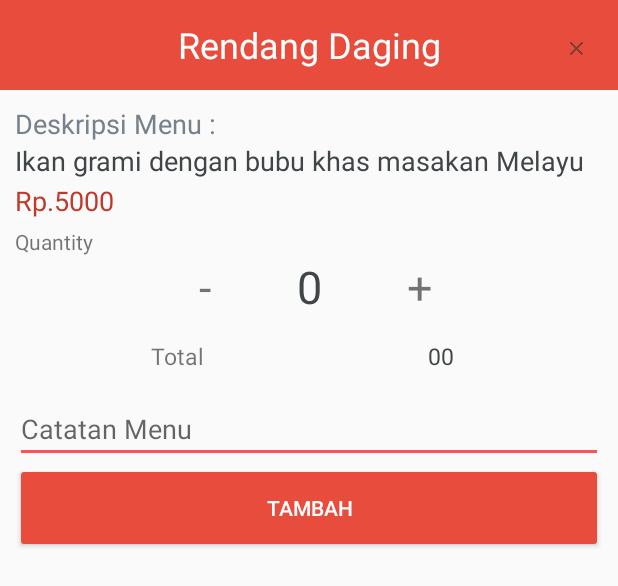
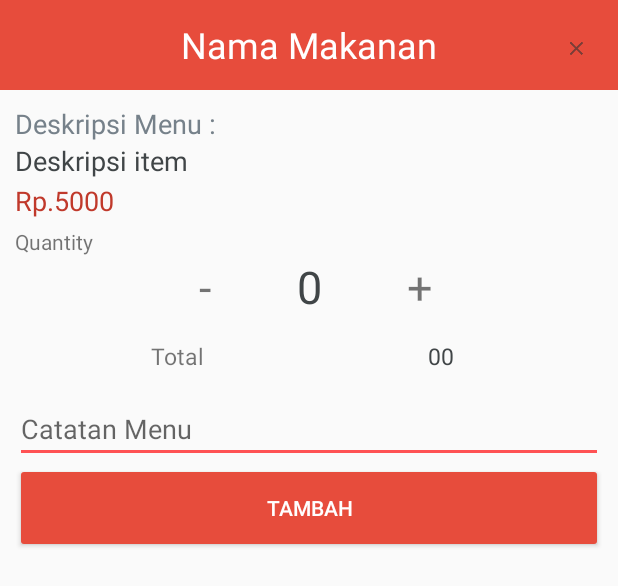
Before and after one commit to xenrobi/vegeyuk, an Android app: the layout dialog_place_order.xml on its own in the app's theme, with its tools: preview values and no code run, on a phone screen of 412 x 824 dp. Shown: the top 586 px of the screen. Run offline under Robolectric (Android 15) with nearby library versions, the phone set to English and light mode, and no system bars.

Commit message:
Perbaikan Beberapa alias dan tampilan

```diff
--- a/app/src/main/java/com/example/vegeyuk/marketresto/activities/MapsActivity.java
+++ b/app/src/main/java/com/example/vegeyuk/marketresto/activities/MapsActivity.java
@@ -2,7 +2,7 @@ package com.example.vegeyuk.marketresto.activities;
 
 import android.Manifest;
 import android.annotation.SuppressLint;
-import android.content.Context;
+import android.content  .Context;
 import android.content.DialogInterface;
 import android.content.Intent;
 import android.content.pm.PackageManager;
--- a/app/src/main/res/layout/activity_main.xml
+++ b/app/src/main/res/layout/activity_main.xml
@@ -13,8 +13,7 @@
         android:layout_width="match_parent"
         android:layout_height="match_parent"
         android:layout_above="@id/bottomNavigation"
-        app:layout_behavior="@string/appbar_scrolling_view_behavior" >
-    </FrameLayout>
+        app:layout_behavior="@string/appbar_scrolling_view_behavior"></FrameLayout>
 
 
     <android.support.design.widget.BottomNavigationView
--- a/app/src/main/res/layout/dialog_place_order.xml
+++ b/app/src/main/res/layout/dialog_place_order.xml
@@ -11,17 +11,17 @@
         android:id="@+id/view" />
 
     <TextView
+        android:id="@+id/item_title"
         android:layout_width="match_parent"
         android:layout_height="60dp"
+        android:layout_alignBottom="@+id/view"
+        android:layout_alignParentEnd="true"
+        android:layout_alignParentRight="true"
+        android:gravity="center"
+        android:text="Nama Makanan"
         android:textAppearance="?android:attr/textAppearanceLarge"
-        android:text="Rendang Daging"
-        android:id="@+id/item_title"
-        android:gravity="center"
-        android:textSize="@dimen/textTitleStyle"
         android:textColor="#ffffff"
-        android:layout_alignBottom="@+id/view"
-        android:layout_alignParentRight="true"
-        android:layout_alignParentEnd="true" />
+        android:textSize="@dimen/textTitleStyle" />
 
 
     <ImageView
@@ -65,7 +65,7 @@
             android:layout_marginBottom="2dp"
             android:maxLines="3"
             android:lineSpacingExtra="1dp"
-            android:text="Ikan grami dengan bubu khas masakan Melayu"
+            android:text="Deskripsi item"
             android:textColor="@color/Tex"
             android:scrollbars = "vertical"
             android:textSize="@dimen/textSubtitleStyle" />
--- a/app/src/main/res/layout/fragment_resto.xml
+++ b/app/src/main/res/layout/fragment_resto.xml
@@ -21,7 +21,7 @@
                 android:layout_height="?attr/actionBarSize"
                 android:background="?attr/colorPrimary"
                 app:popupTheme="@style/ThemeOverlay.AppCompat.Light"
-                app:title="Market Resto"
+                app:title="Vegeyuk"
                 app:titleTextColor="#FFFFFF"
                 app:layout_scrollFlags="scroll|enterAlways"
                 />
--- a/app/src/main/res/values/strings.xml
+++ b/app/src/main/res/values/strings.xml
@@ -15,7 +15,7 @@
     <string name="error">Terjadi kesalahan, Kami Akan Segera Meperbaikinya</string>
     <string name="msg">Mohon Diterima Semua Permision</string>
     <string name="title_activity_maps">Map</string>
-    <string name="path">https://vegeyuk.com/vegeyuk/public/fotomenu/</string>
+    <string name="path">https://vegeyuk.com/public/fotomenu/</string>
     <string name="title_activity_main2">Main2Activity</string>
     <string name="path_restoran">https://vegeyuk.com/public/fotorestoran/</string>
     <string name="title_activity_maps_delivery">Map</string>
```
Also changed, not shown: app/src/main/res/layout/activity_menu.xml (+10 -10 lines).
